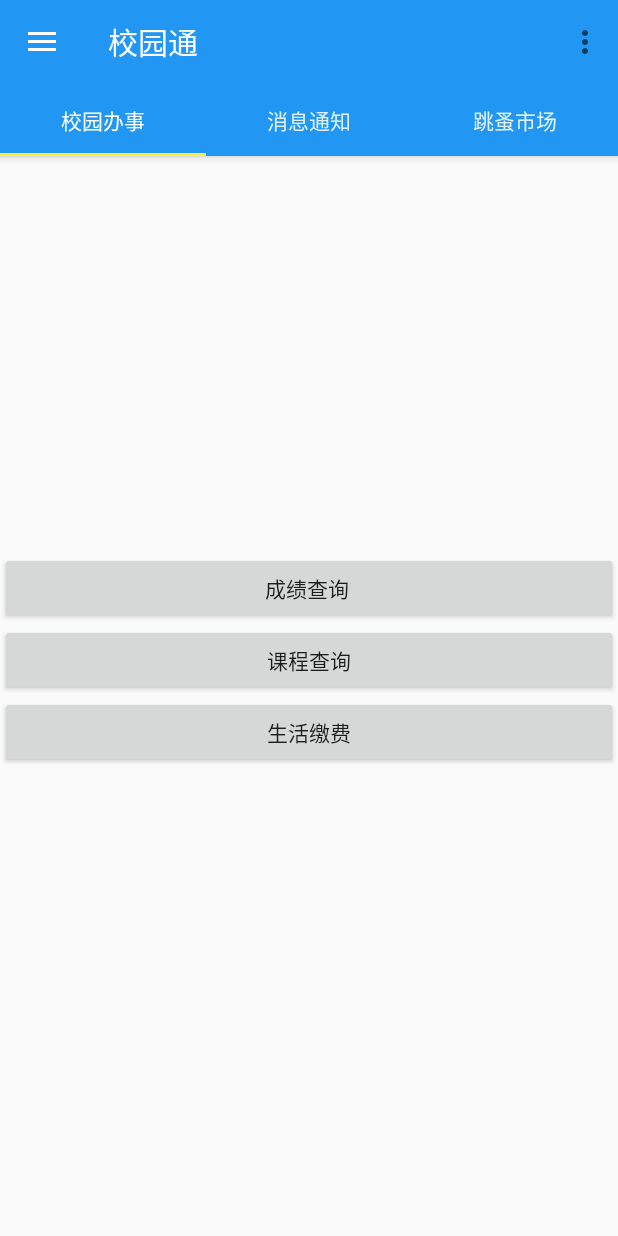
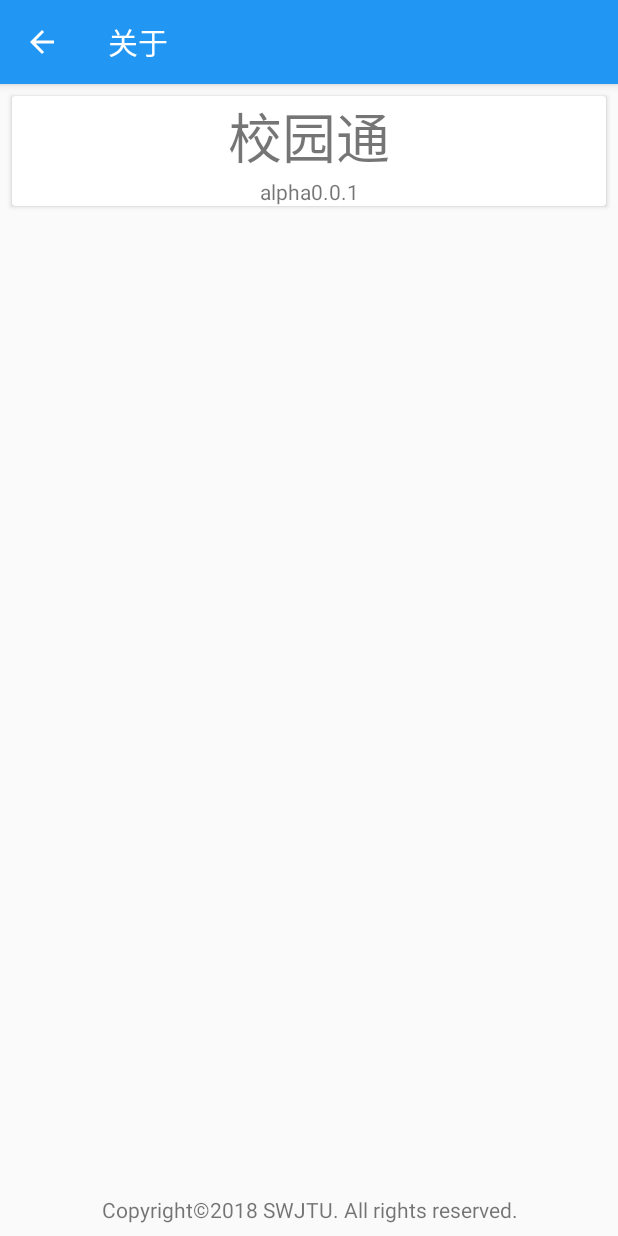
Before and after one commit to QH2333/CampusHelper, an Android app: the screen it shows after launch (MainActivity before the commit, AboutActivity after it), in the options menu, after a tap on "关于", on a phone screen of 412 x 824 dp. Run offline under Robolectric (Android 15) with nearby library versions, the phone set to English and light mode, and no system bars.

Commit message:
同步数据

```diff
--- /dev/null
+++ b/app/src/main/java/com/example/swjtu/AboutActivity.java
@@ -0,0 +1,31 @@
+package com.example.swjtu;
+
+import android.support.v7.app.ActionBar;
+import android.support.v7.app.AppCompatActivity;
+import android.os.Bundle;
+import android.view.MenuItem;
+
+public class AboutActivity extends AppCompatActivity {
+
+    @Override
+    protected void onCreate(Bundle savedInstanceState) {
+        super.onCreate(savedInstanceState);
+        setContentView(R.layout.activity_about);
+        ActionBar actionBar = getSupportActionBar();
+        if (actionBar != null){//如果获取到ActionBar，那么加一个返回按钮
+            actionBar.setDisplayHomeAsUpEnabled(true);
+        }
+    }
+
+    @Override
+    public boolean onOptionsItemSelected(MenuItem item) {
+        switch(item.getItemId()){
+            case android.R.id.home:
+                this.finish();
+                break;
+            default:
+                break;
+        }
+        return true;
+    }
+}
--- /dev/null
+++ b/app/src/main/res/layout/activity_about.xml
@@ -0,0 +1,65 @@
+<?xml version="1.0" encoding="utf-8"?>
+<android.support.constraint.ConstraintLayout xmlns:android="http://schemas.android.com/apk/res/android"
+    xmlns:app="http://schemas.android.com/apk/res-auto"
+    xmlns:tools="http://schemas.android.com/tools"
+    android:layout_width="match_parent"
+    android:layout_height="match_parent"
+    tools:context=".AboutActivity">
+
+
+    <android.support.v7.widget.CardView
+        android:layout_width="0dp"
+        android:layout_height="wrap_content"
+        android:layout_marginEnd="8dp"
+        android:layout_marginStart="8dp"
+        android:layout_marginTop="8dp"
+        android:foreground="?android:attr/selectableItemBackground"
+        app:layout_constraintEnd_toEndOf="parent"
+        app:layout_constraintStart_toStartOf="parent"
+        app:layout_constraintTop_toTopOf="parent"
+        >
+
+        <LinearLayout
+            android:layout_width="match_parent"
+            android:layout_height="match_parent"
+            android:orientation="vertical">
+
+            <TextView
+                android:id="@+id/text_name"
+                android:layout_width="match_parent"
+                android:layout_height="wrap_content"
+                android:text="校园通"
+                android:textAlignment="center"
+                android:textSize="36sp" />
+
+            <TextView
+                android:id="@+id/text_version"
+                android:layout_width="match_parent"
+                android:layout_height="wrap_content"
+                android:text="alpha0.0.1"
+                android:textAlignment="center" />
+
+        </LinearLayout>
+
+    </android.support.v7.widget.CardView>
+
+    <LinearLayout
+        android:layout_width="368dp"
+        android:layout_height="wrap_content"
+        android:layout_marginBottom="8dp"
+        android:layout_marginEnd="8dp"
+        android:layout_marginStart="8dp"
+        android:orientation="vertical"
+        app:layout_constraintBottom_toBottomOf="parent"
+        app:layout_constraintEnd_toEndOf="parent"
+        app:layout_constraintStart_toStartOf="parent">
+
+        <TextView
+            android:id="@+id/text_copyright"
+            android:layout_width="match_parent"
+            android:layout_height="wrap_content"
+            android:text="Copyright©2018 SWJTU. All rights reserved."
+            android:textAlignment="center" />
+    </LinearLayout>
+
+</android.support.constraint.ConstraintLayout>
--- a/app/src/main/res/menu/toolbar_main.xml
+++ b/app/src/main/res/menu/toolbar_main.xml
@@ -1,6 +1,11 @@
 <?xml version="1.0" encoding="utf-8"?>
 <menu xmlns:app="http://schemas.android.com/apk/res-auto"
     xmlns:android="http://schemas.android.com/apk/res/android">
+
+    <item
+        android:id="@+id/but_Login"
+        android:title="登录"
+        app:showAsAction="never"/>
 
     <item
         android:id="@+id/but_About"
--- a/app/src/main/res/values/colors.xml
+++ b/app/src/main/res/values/colors.xml
@@ -6,4 +6,5 @@
     <color name="colorTitle">#ffffff</color>
     <color name="colorTab">#ddffffff</color>
     <color name="colorTabSelected">#ffffff</color>
+    <color name="colorLoginAccent">#1976D2</color>
 </resources>
--- /dev/null
+++ b/app/src/main/res/values/dimens.xml
@@ -0,0 +1,5 @@
+<resources>
+    <!-- Default screen margins, per the Android Design guidelines. -->
+    <dimen name="activity_horizontal_margin">16dp</dimen>
+    <dimen name="activity_vertical_margin">16dp</dimen>
+</resources>
--- a/app/src/main/res/values/styles.xml
+++ b/app/src/main/res/values/styles.xml
@@ -7,6 +7,16 @@
         <item name="colorPrimaryDark">@color/colorPrimaryDark</item>
         <item name="colorAccent">@color/colorAccent</item>
         <item name="android:windowTranslucentStatus">true</item>
+        <item name="android:colorControlNormal">#ddFFFFFF</item>
+    </style>
+
+    <style name="LoginTheme" parent="Theme.AppCompat.Light.NoActionBar">
+        <!-- Customize your theme here. -->
+        <item name="colorPrimary">@color/colorPrimary</item>
+        <item name="colorPrimaryDark">@color/colorPrimaryDark</item>
+        <item name="colorAccent">@color/colorLoginAccent</item>
+        <item name="android:windowTranslucentStatus">true</item>
+        <item name="android:colorControlNormal">#ddFFFFFF</item>
     </style>
 
     <style name="SettingsTheme" parent="Theme.AppCompat.Light.DarkActionBar">
```
Also changed, not shown: app/src/main/AndroidManifest.xml (+42 -13 lines), app/src/main/java/com/example/swjtu/LoginActivity.java (added, +23 -0 lines), app/src/main/java/com/example/swjtu/MainActivity.java (+18 -2 lines), app/src/main/java/com/example/swjtu/profileActivity.java (added, +31 -0 lines), app/src/main/java/com/example/swjtu/settingsActivity.java (added, +31 -0 lines), app/src/main/res/drawable/selector_elevation.xml (added, +17 -0 lines), app/src/main/res/layout/activity_login.xml (added, +131 -0 lines), app/src/main/res/layout/activity_profile.xml (added, +73 -0 lines), app/src/main/res/layout/activity_settings.xml (added, +9 -0 lines), app/src/main/res/layout/card_grade.xml (+5 -2 lines), app/src/main/res/menu/drawer_items.xml (+4 -4 lines), app/src/main/res/values/strings.xml (+14 -0 lines), app/src/main/res/drawable/material_design_11.png (added).
